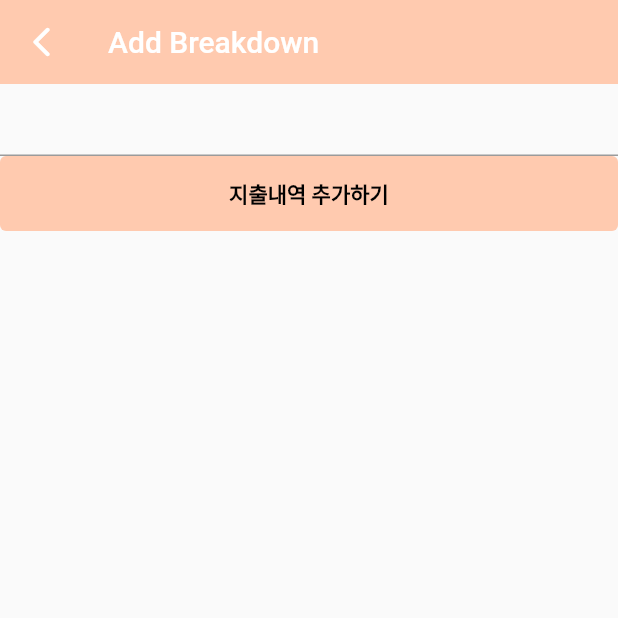
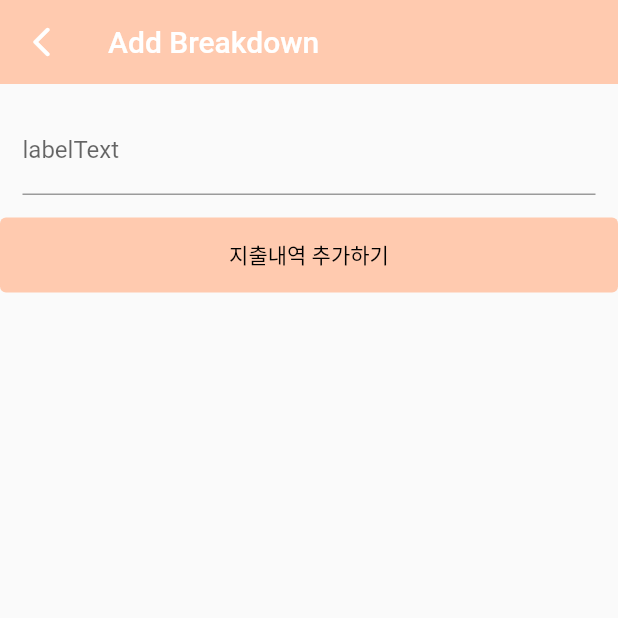
Before and after one commit to muzee99/Tickle, a Flutter app: the AddBreakdown screen opened directly, on a phone screen of 412 x 824 dp, the top half of it. Run offline on Flutter 3.47's test engine with Material 2 defaults, Android fonts, the phone set to English and light mode, and no system bars.

Commit message:
input decoration

```diff
--- a/lib/add_breakdown.dart
+++ b/lib/add_breakdown.dart
@@ -13,21 +13,33 @@ class AddBreakdown extends StatelessWidget{
     {
       return Column(
         children: [
-          Row(
+          Container(
+            padding: const EdgeInsets.all(15),
+            child: Row(
             children: [
-              Text(
-                label,
-                style: const TextStyle(
-                  fontSize: 12.0,
-                  fontWeight: FontWeight.w700,
+              // Text(
+              //   label,
+              //   style: const TextStyle(
+              //     fontSize: 15.0,
+              //     fontWeight: FontWeight.w600,
+              //   ),
+              // ),
+              Expanded(
+                // padding: const EdgeInsets.all(10.0),
+                child: TextFormField(
+                  decoration: InputDecoration(
+                    labelText: 'labelText',
+                    // suffixText: 'suffixText',
+                    hintText: 'hintText',
+                    prefixText: 'prefixText'
+                  ),
+                  onSaved: onSaved,
+                  validator: validator,
                 ),
               ),
             ],
-          ),
-          TextFormField(
-            onSaved: onSaved,
-            validator: validator,
-          ),
+          ),)
+
         ],
       );
     }
@@ -54,7 +66,8 @@ class AddBreakdown extends StatelessWidget{
                   child: Column(
                     crossAxisAlignment: CrossAxisAlignment.center,
                     children: [
-                      TextFormField(
+                      renderTextFormField(
+                        label: '내역',
                         onSaved: (val) {},
                         validator: (val) {
                           // return null;
@@ -74,7 +87,7 @@ class AddBreakdown extends StatelessWidget{
                   '지출내역 추가하기',
                   style: TextStyle(
                     color: Colors.black,
-                    fontWeight: FontWeight.w600,
+                    fontWeight: FontWeight.w500,
                   ),
                 ),
                 style: TextButton.styleFrom(
```
